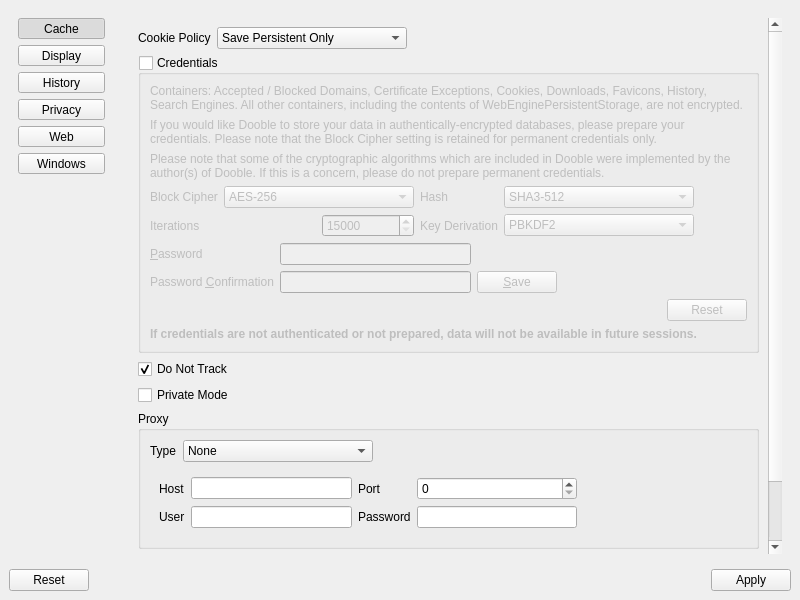
Above: 2.x/UI/dooble_settings.ui from textbrowser/dooble before the change. Below: the same form after it.
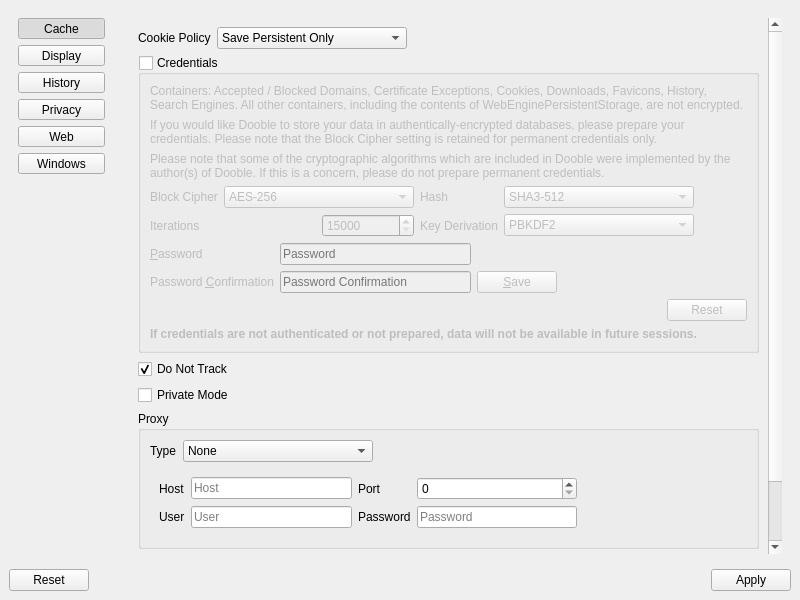
That is the form after the change. The open tabs and pages were chosen to show the change. Icons and pictures are not drawn.

Diff of the .ui file:
```diff
--- a/2.x/UI/dooble_settings.ui
+++ b/2.x/UI/dooble_settings.ui
@@ -831,9 +831,9 @@
              <property name="geometry">
               <rect>
                <x>0</x>
-               <y>-323</y>
-               <width>643</width>
-               <height>855</height>
+               <y>0</y>
+               <width>642</width>
+               <height>796</height>
               </rect>
              </property>
              <layout class="QVBoxLayout" name="verticalLayout_8">
@@ -1057,6 +1057,9 @@
                      <property name="echoMode">
                       <enum>QLineEdit::Password</enum>
                      </property>
+                     <property name="placeholderText">
+                      <string>Password Confirmation</string>
+                     </property>
                      <property name="clearButtonEnabled">
                       <bool>true</bool>
                      </property>
@@ -1077,6 +1080,9 @@
                      <property name="echoMode">
                       <enum>QLineEdit::Password</enum>
                      </property>
+                     <property name="placeholderText">
+                      <string>Password</string>
+                     </property>
                      <property name="clearButtonEnabled">
                       <bool>true</bool>
                      </property>
@@ -1260,6 +1266,9 @@
                       </item>
                       <item row="1" column="1">
                        <widget class="QLineEdit" name="proxy_user">
+                        <property name="placeholderText">
+                         <string>User</string>
+                        </property>
                         <property name="clearButtonEnabled">
                          <bool>true</bool>
                         </property>
@@ -1281,6 +1290,9 @@
                       </item>
                       <item row="0" column="1">
                        <widget class="QLineEdit" name="proxy_host">
+                        <property name="placeholderText">
+                         <string>Host</string>
+                        </property>
                         <property name="clearButtonEnabled">
                          <bool>true</bool>
                         </property>
@@ -1298,6 +1310,9 @@
                         <property name="echoMode">
                          <enum>QLineEdit::Password</enum>
                         </property>
+                        <property name="placeholderText">
+                         <string>Password</string>
+                        </property>
                         <property name="clearButtonEnabled">
                          <bool>true</bool>
                         </property>
```
Left out of the diff: 21 changed lines with no effect on the pictures.
